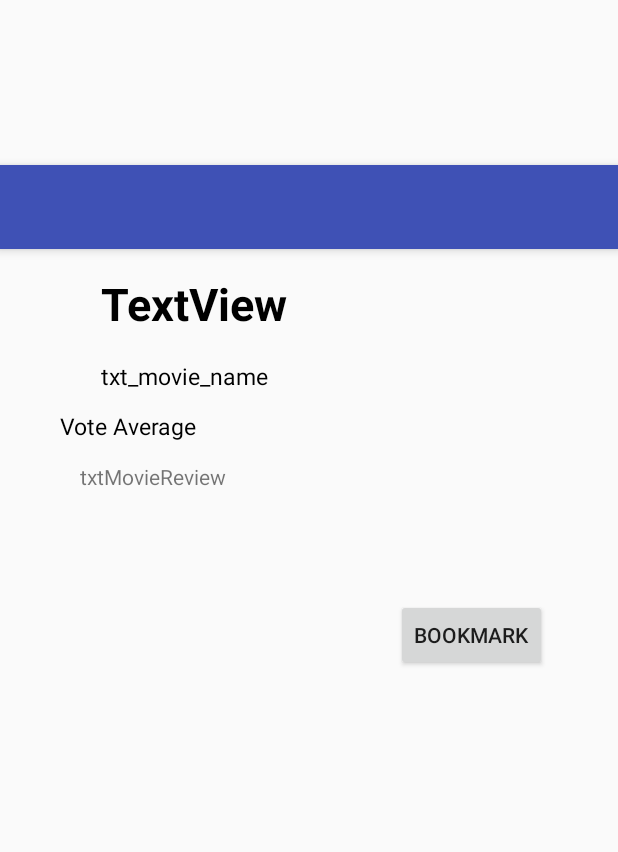
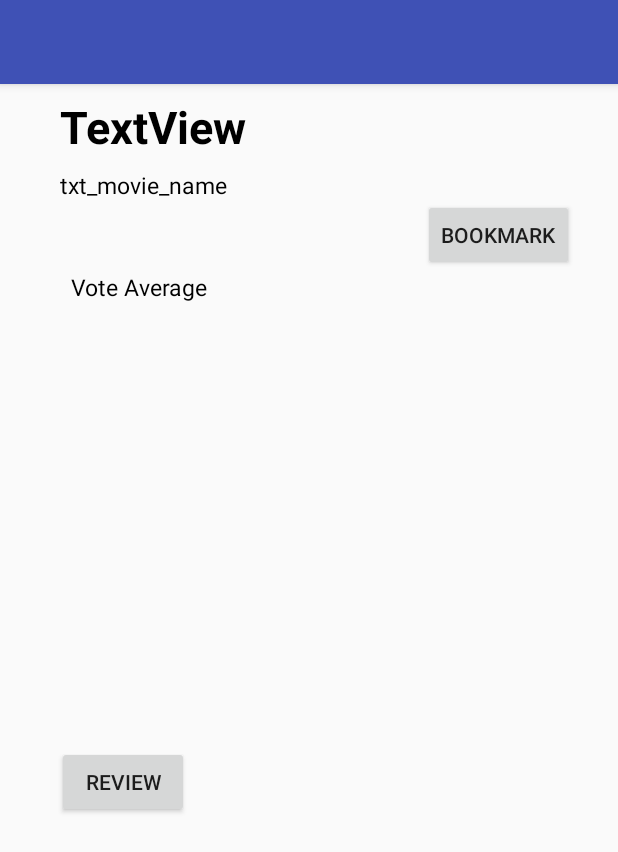
Before and after one commit to senamit2708/NanodegreeMovieApp-master, an Android app: the layout activity_movie_detail_description.xml on its own in the app's theme, with its tools: preview values and no code run, on a phone screen of 412 x 824 dp. Shown: the top 852 px of the screen. Run offline under Robolectric (Android 15) with nearby library versions, the phone set to English and light mode, and no system bars.

Commit message:
review is connected through button of review and little bit changes in the layout of detail movie description

```diff
--- a/app/src/main/java/com/example/senamit/nanodegreemovieapp/CustomCursorBookmarkMovieAdapter.java
+++ b/app/src/main/java/com/example/senamit/nanodegreemovieapp/CustomCursorBookmarkMovieAdapter.java
@@ -11,6 +11,7 @@ import android.widget.TextView;
 
 import com.example.senamit.nanodegreemovieapp.Data.MovieContract;
 import com.example.senamit.nanodegreemovieapp.Data.MovieContract.*;
+import com.squareup.picasso.Picasso;
 
 /**
  * Created by senamit on 11/1/18.
@@ -53,6 +54,7 @@ public class CustomCursorBookmarkMovieAdapter extends RecyclerView.Adapter<Custo
 
             holder.txtMovieName.setText(movieName);
             holder.txtMovieReleaseDate.setText(movieReleaseDate);
+
 //        }
     }
 
--- a/app/src/main/java/com/example/senamit/nanodegreemovieapp/MainActivity.java
+++ b/app/src/main/java/com/example/senamit/nanodegreemovieapp/MainActivity.java
@@ -183,6 +183,11 @@ public class MainActivity extends AppCompatActivity implements LoaderManager.Loa
 //                QUERY_URL_ID=4;
                 makeOperationSearchQuery(stringTest);
                 break;
+            case "BookMarked":
+                Log.i(LOG_TAG, "inside the bookmarked");
+                Intent bookmarkedIntent = new Intent(this, MovieBookmarkedList.class);
+                startActivity(bookmarkedIntent);
+                break;
             default:
                 break;
         }
--- a/app/src/main/java/com/example/senamit/nanodegreemovieapp/MovieDetailDescription.java
+++ b/app/src/main/java/com/example/senamit/nanodegreemovieapp/MovieDetailDescription.java
@@ -47,9 +47,10 @@ public class MovieDetailDescription extends AppCompatActivity implements LoaderM
     String movieId;
     String stringUrl="https://api.themoviedb.org/3/movie/354912/reviews?api_key=f6fc8d8e4043fefdfe43c153dd429479&language=en-US";
     TextView txtMovieReview;
+    Button btnReview;
 
     @Override
-    protected void onCreate(Bundle savedInstanceState) {
+    protected void onCreate(final Bundle savedInstanceState) {
         super.onCreate(savedInstanceState);
         setContentView(R.layout.activity_movie_detail_description);
         Toolbar toolbar = (Toolbar) findViewById(R.id.toolbar);
@@ -66,6 +67,7 @@ public class MovieDetailDescription extends AppCompatActivity implements LoaderM
         TextView txtMovieRating = findViewById(R.id.movieRating);
          txtMovieReview = findViewById(R.id.txt_movie_review);
         btnBookmark = findViewById(R.id.btn_bookmark);
+        btnReview = findViewById(R.id.btnReview);
         final ConstraintLayout constraintLayout = findViewById(R.id.constraint_layout_id);
         Intent intent = getIntent();
         bundle = intent.getExtras();
@@ -77,10 +79,7 @@ public class MovieDetailDescription extends AppCompatActivity implements LoaderM
         movieId = movieDetails.getMovieId();
 
 
-        stringUrl =Uri.parse(MovieApiLinkCreator.MOVIE_DETAILS_JSON_DATA).buildUpon().appendPath(movieId).appendPath("reviews").appendQueryParameter(MovieApiLinkCreator.APIKEY,MovieApiLinkCreator.KEY).appendQueryParameter(MovieApiLinkCreator.LANGUAGE,MovieApiLinkCreator.LANGUAGEVALUE).build().toString();
-        Log.i(LOG_TAG, "the movieId is "+movieId);
-        Log.i(LOG_TAG, "the link of review is "+stringUrl);
-       getLoaderManager().initLoader(35, savedInstanceState, this);
+
 
 
         target = new Target() {
@@ -131,6 +130,19 @@ public class MovieDetailDescription extends AppCompatActivity implements LoaderM
         });
 
 
+        btnReview.setOnClickListener(new View.OnClickListener() {
+            @Override
+            public void onClick(View v) {
+                stringUrl =Uri.parse(MovieApiLinkCreator.MOVIE_DETAILS_JSON_DATA).buildUpon().appendPath(movieId).appendPath("reviews").appendQueryParameter(MovieApiLinkCreator.APIKEY,MovieApiLinkCreator.KEY).appendQueryParameter(MovieApiLinkCreator.LANGUAGE,MovieApiLinkCreator.LANGUAGEVALUE).build().toString();
+                Log.i(LOG_TAG, "the movieId is "+movieId);
+                Log.i(LOG_TAG, "the link of review is "+stringUrl);
+                loaderMangerReview();
+            }
+
+            private void loaderMangerReview() {
+                getLoaderManager().initLoader(36, savedInstanceState, MovieDetailDescription.this);
+            }
+        });
 
     }
 
--- a/app/src/main/java/com/example/senamit/nanodegreemovieapp/MovieDetails.java
+++ b/app/src/main/java/com/example/senamit/nanodegreemovieapp/MovieDetails.java
@@ -15,21 +15,26 @@ public class MovieDetails implements Parcelable {
     private Bitmap bitmap;
     private String movieId;
     private String movieReview;
+    private String movieTrailer;
+    private String movieVideo;
 
-    public MovieDetails(String movieReview) {
-        this.movieReview = movieReview;
-    }
 
-    public MovieDetails(String movieName, String movieReleaseDate, String movieRating, String movieOverView, Bitmap bitmap) {
-        this.movieName = movieName;
-        this.movieReleaseDate = movieReleaseDate;
-        this.movieRating = movieRating;
-        this.movieOverView = movieOverView;
-        this.bitmap = bitmap;
-    }
 
-    public MovieDetails() {
-    }
+
+
+
+//
+//    public MovieDetails(String movieName, String movieReleaseDate, String movieRating, String movieOverView, Bitmap bitmap) {
+//        this.movieName = movieName;
+//        this.movieReleaseDate = movieReleaseDate;
+//        this.movieRating = movieRating;
+//        this.movieOverView = movieOverView;
+//        this.bitmap = bitmap;
+//    }
+
+//    public MovieDetails() {
+//    }
+
 
     public MovieDetails(String movieName, String movieReleaseDate, String movieRating, String movieOverView, String movieImageUrl) {
         this.movieName = movieName;
@@ -37,6 +42,15 @@ public class MovieDetails implements Parcelable {
         this.movieRating = movieRating;
         this.movieOverView = movieOverView;
         this.movieImageUrl = movieImageUrl;
+    }
+
+    public MovieDetails(String movieReview) {
+        this.movieReview = movieReview;
+    }
+
+    public MovieDetails(String movieReview, String movieVideo) {
+        this.movieReview = movieReview;
+        this.movieVideo = movieVideo;
     }
 
     public MovieDetails(String movieName, String movieReleaseDate, String movieRating, String movieOverView, String movieImageUrl, String movieId) {
@@ -103,6 +117,10 @@ public class MovieDetails implements Parcelable {
         return movieReview;
     }
 
+    public String getMovieTrailer() {
+        return movieTrailer;
+    }
+
     @Override
     public int describeContents() {
         return 0;
--- a/app/src/main/res/layout/activity_movie_detail_description.xml
+++ b/app/src/main/res/layout/activity_movie_detail_description.xml
@@ -7,15 +7,16 @@
     android:layout_height="match_parent"
     android:backgroundTint="#80FFFFFF"
     android:backgroundTintMode="src_over"
-    tools:context="com.example.senamit.nanodegreemovieapp.MovieDetailDescription">
+    tools:context="com.example.senamit.nanodegreemovieapp.MovieDetailDescription"
+    tools:layout_editor_absoluteY="25dp">
 
     <android.support.design.widget.AppBarLayout
         android:id="@+id/appbar"
         android:layout_width="0dp"
         android:layout_height="wrap_content"
-        android:layout_marginBottom="173dp"
+        android:layout_marginBottom="8dp"
         android:fitsSystemWindows="true"
-        app:layout_constraintBottom_toTopOf="@+id/scrollView3"
+        app:layout_constraintBottom_toTopOf="@+id/txt_movie_name"
         app:layout_constraintEnd_toEndOf="parent"
         app:layout_constraintStart_toStartOf="parent"
         app:layout_constraintTop_toTopOf="parent">
@@ -33,60 +34,52 @@
         android:layout_width="wrap_content"
         android:layout_height="wrap_content"
         android:orientation="vertical"
-        app:layout_constraintBottom_toTopOf="@+id/guideline2"
-        app:layout_constraintGuide_begin="20dp"
-        app:layout_constraintTop_toTopOf="parent" />
+        app:layout_constraintGuide_begin="20dp" />
 
     <android.support.constraint.Guideline
         android:id="@+id/guideline2"
         android:layout_width="wrap_content"
         android:layout_height="wrap_content"
-        android:layout_marginBottom="275dp"
         android:orientation="vertical"
-        app:layout_constraintBottom_toTopOf="@+id/scrollView3"
-        app:layout_constraintGuide_begin="20dp"
-        app:layout_constraintTop_toBottomOf="@+id/guideline" />
+        app:layout_constraintGuide_begin="20dp" />
 
     <TextView
         android:id="@+id/txt_movieReleaseDate"
-        android:layout_width="278dp"
+        android:layout_width="0dp"
         android:layout_height="wrap_content"
-        android:layout_marginBottom="8dp"
+        android:layout_marginEnd="38dp"
+        android:layout_marginStart="40dp"
         android:layout_marginTop="8dp"
         android:text="txt_movie_name"
         android:textColor="@android:color/black"
         android:textSize="15dp"
-        app:layout_constraintBottom_toBottomOf="parent"
-        app:layout_constraintLeft_toLeftOf="parent"
-        app:layout_constraintRight_toRightOf="parent"
-        app:layout_constraintTop_toBottomOf="@+id/txt_movie_name"
-        app:layout_constraintVertical_bias="0.017" />
+        app:layout_constraintEnd_toEndOf="@+id/btn_bookmark"
+        app:layout_constraintStart_toStartOf="parent"
+        app:layout_constraintTop_toBottomOf="@+id/txt_movie_name" />
 
     <TextView
         android:id="@+id/txt_movie_name"
-        android:layout_width="278dp"
+        android:layout_width="0dp"
         android:layout_height="wrap_content"
-        android:layout_marginBottom="8dp"
-        android:layout_marginTop="16dp"
+        android:layout_marginBottom="28dp"
         android:text="TextView"
         android:textColor="@android:color/black"
         android:textSize="30sp"
         android:textStyle="bold"
-        app:layout_constraintBottom_toBottomOf="parent"
-        app:layout_constraintLeft_toLeftOf="parent"
-        app:layout_constraintRight_toRightOf="parent"
-        app:layout_constraintTop_toBottomOf="@+id/appbar"
-        app:layout_constraintVertical_bias="0.0" />
+        app:layout_constraintBottom_toTopOf="@+id/btn_bookmark"
+        app:layout_constraintEnd_toEndOf="@+id/txt_movieReleaseDate"
+        app:layout_constraintStart_toStartOf="@+id/txt_movieReleaseDate"
+        app:layout_constraintTop_toBottomOf="@+id/appbar" />
 
     <ScrollView
         android:id="@+id/scrollView3"
-        android:layout_width="347dp"
-        android:layout_height="257dp"
-        android:layout_marginBottom="8dp"
-        app:layout_constraintBottom_toBottomOf="parent"
-        app:layout_constraintLeft_toLeftOf="parent"
-        app:layout_constraintRight_toRightOf="parent"
-        app:layout_constraintTop_toBottomOf="@+id/appbar">
+        android:layout_width="0dp"
+        android:layout_height="0dp"
+        android:layout_marginBottom="12dp"
+        app:layout_constraintBottom_toTopOf="@+id/btnReview"
+        app:layout_constraintEnd_toEndOf="parent"
+        app:layout_constraintStart_toStartOf="@+id/scrollView2"
+        app:layout_constraintTop_toBottomOf="@+id/voteAverage">
 
         <LinearLayout
             android:layout_width="match_parent"
@@ -108,47 +101,73 @@
         android:id="@+id/voteAverage"
         android:layout_width="wrap_content"
         android:layout_height="wrap_content"
-        android:layout_marginEnd="25dp"
-        android:layout_marginStart="40dp"
+        android:layout_marginBottom="17dp"
+        android:layout_marginEnd="8dp"
+        android:layout_marginStart="47dp"
         android:text="Vote Average"
         android:textColor="@android:color/black"
         android:textSize="15dp"
-        app:layout_constraintBaseline_toBaselineOf="@+id/movieRating"
+        app:layout_constraintBottom_toTopOf="@+id/scrollView3"
         app:layout_constraintEnd_toStartOf="@+id/movieRating"
-        app:layout_constraintStart_toStartOf="parent" />
+        app:layout_constraintStart_toStartOf="parent"
+        app:layout_constraintTop_toBottomOf="@+id/btn_bookmark" />
 
     <TextView
         android:id="@+id/movieRating"
         android:layout_width="0dp"
         android:layout_height="wrap_content"
-        android:layout_marginEnd="136dp"
-        android:layout_marginRight="16dp"
-        android:layout_marginTop="12dp"
+        android:layout_marginEnd="144dp"
         android:textColor="@android:color/black"
         android:textSize="15dp"
+        app:layout_constraintBaseline_toBaselineOf="@+id/voteAverage"
         app:layout_constraintEnd_toEndOf="parent"
-        app:layout_constraintRight_toRightOf="parent"
-        app:layout_constraintStart_toEndOf="@+id/voteAverage"
-        app:layout_constraintTop_toBottomOf="@+id/txt_movieReleaseDate" />
+        app:layout_constraintStart_toEndOf="@+id/voteAverage" />
 
     <Button
         android:id="@+id/btn_bookmark"
         android:layout_width="wrap_content"
         android:layout_height="wrap_content"
-        android:layout_marginBottom="1dp"
-        android:layout_marginEnd="15dp"
+        android:layout_marginStart="14dp"
         android:text="BookMark"
-        app:layout_constraintBottom_toTopOf="@+id/scrollView3"
-        app:layout_constraintEnd_toEndOf="@+id/scrollView3" />
+        app:layout_constraintBottom_toTopOf="@+id/voteAverage"
+        app:layout_constraintStart_toEndOf="@+id/movieRating"
+        app:layout_constraintTop_toBottomOf="@+id/txt_movie_name" />
 
-    <TextView
-        android:id="@+id/txt_movie_review"
+    <ScrollView
+        android:id="@+id/scrollView2"
+        android:layout_width="0dp"
+        android:layout_height="0dp"
+        android:layout_marginBottom="13dp"
+        android:layout_marginStart="14dp"
+        app:layout_constraintBottom_toBottomOf="parent"
+        app:layout_constraintEnd_toEndOf="parent"
+        app:layout_constraintStart_toEndOf="@+id/guideline"
+        app:layout_constraintTop_toBottomOf="@+id/btnReview">
+
+        <LinearLayout
+            android:layout_width="match_parent"
+            android:layout_height="wrap_content"
+            android:orientation="vertical">
+
+            <TextView
+                android:id="@+id/txt_movie_review"
+                android:layout_width="match_parent"
+                android:layout_height="match_parent"
+                android:textColor="@android:color/black"
+                android:textSize="15sp"
+                android:textStyle="bold" />
+
+        </LinearLayout>
+    </ScrollView>
+
+    <Button
+        android:id="@+id/btnReview"
         android:layout_width="wrap_content"
         android:layout_height="wrap_content"
-        android:layout_marginStart="13dp"
-        android:layout_marginTop="13dp"
-        android:text="txtMovieReview"
-        app:layout_constraintStart_toStartOf="@+id/voteAverage"
-        app:layout_constraintTop_toBottomOf="@+id/voteAverage" />
+        android:layout_marginStart="4dp"
+        android:text="Review"
+        app:layout_constraintBottom_toTopOf="@+id/scrollView2"
+        app:layout_constraintStart_toStartOf="@+id/scrollView2"
+        app:layout_constraintTop_toBottomOf="@+id/scrollView3" />
 
 </android.support.constraint.ConstraintLayout>
--- a/app/src/main/res/values/strings.xml
+++ b/app/src/main/res/values/strings.xml
@@ -5,6 +5,7 @@
         <item>Top Rated</item>
         <item>Now Playing</item>
         <item>Upcoming</item>
+        <item>BookMarked</item>
 
     </string-array>
 
```
